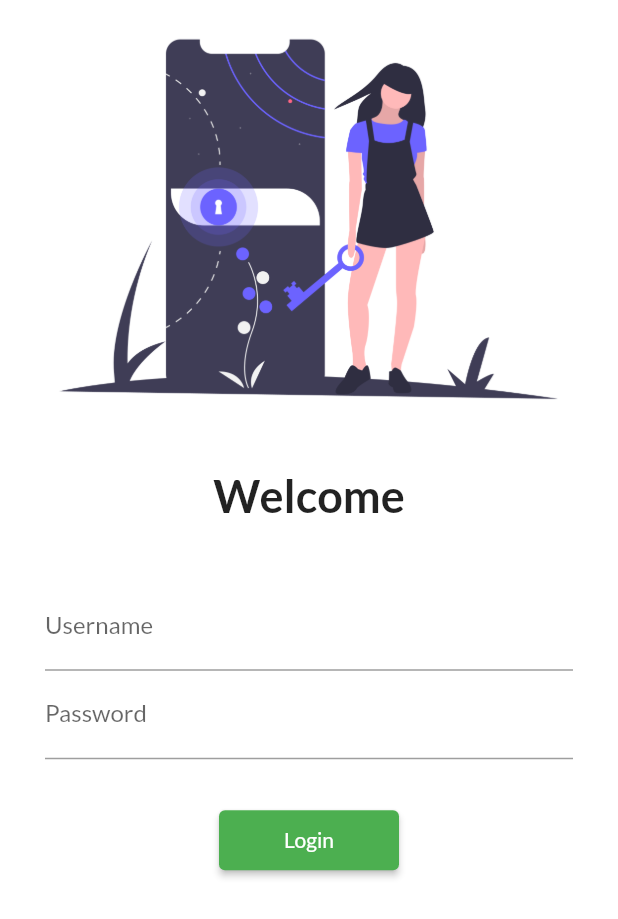
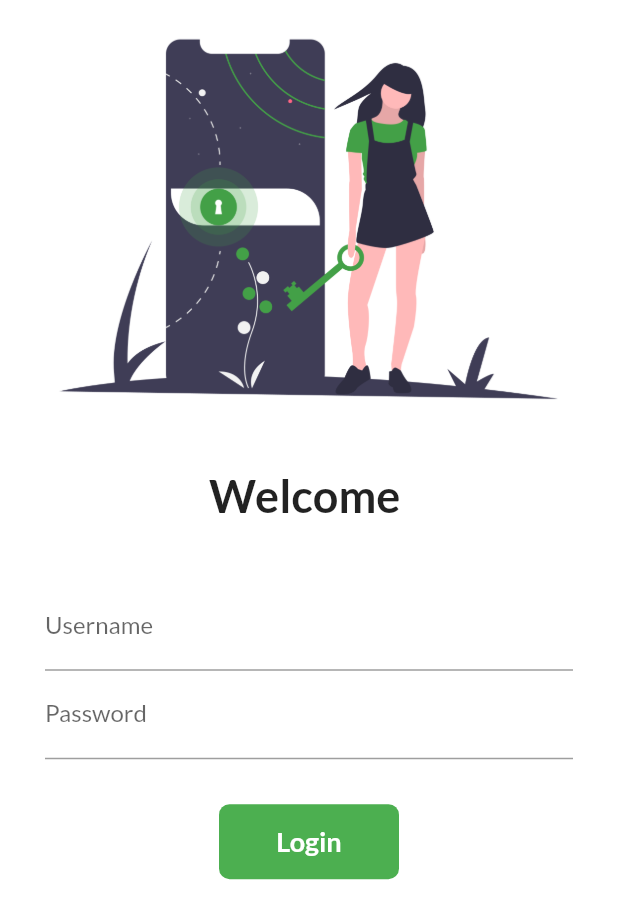
Before and after one commit to CBIPatel-Git/MyDemoApp, a Flutter app: the screen it shows after launch, on a phone screen of 412 x 824 dp. Shown: the top 919 px of the screen. Run offline on Flutter 3.47's test engine with Material 2 defaults, Android fonts, the phone set to English and light mode, and no system bars; our stand-ins replace google_fonts.

Commit message:
Flutter Demo App Commit

```diff
--- a/lib/Pages/login_page.dart
+++ b/lib/Pages/login_page.dart
@@ -1,14 +1,41 @@
+import 'dart:async';
+import 'dart:math';
+
 import 'package:flutter/material.dart';
 import 'package:flutter_course_practise/utils/myrouts.dart';
 
-class LoginPage extends StatelessWidget {
+class LoginPage extends StatefulWidget {
   const LoginPage({Key? key}) : super(key: key);
+
+  @override
+  State<LoginPage> createState() => _LoginPageState();
+}
+
+class _LoginPageState extends State<LoginPage> {
+  String name = '';
+  bool changeBool = false;
+  final _formKey = GlobalKey<FormState>();
+
+  moveToHome(BuildContext context) async {
+    if (_formKey.currentState!.validate()) {
+      setState(() {
+        changeBool = true;
+      });
+      await Future.delayed(Duration(seconds: 1));
+      await Navigator.pushNamed(context, MyRoutes.homeRoute);
+      setState(() {
+        changeBool = false;
+      });
+    }
+  }
 
   @override
   Widget build(BuildContext context) {
     return Material(
         color: Colors.white,
         child: SingleChildScrollView(
+          child: Form(
+            key: _formKey,
             child: Column(
               children: [
                 Image.asset(
@@ -19,7 +46,7 @@ class LoginPage extends StatelessWidget {
                   height: 20,
                 ),
                 Text(
-                'Welcome',
+                  'Welcome $name',
                   style: TextStyle(
                     fontSize: 30,
                     fontWeight: FontWeight.bold,
@@ -37,6 +64,17 @@ class LoginPage extends StatelessWidget {
                           hintText: 'Enter UserName',
                           labelText: 'Username',
                         ),
+                        validator: (value) {
+                          if (value!.isEmpty) {
+                            return 'Username can\'t be empty';
+                          }
+                          return null;
+                        },
+                        onChanged: (value) {
+                          setState(() {
+                            name = value;
+                          });
+                        },
                       ),
                       TextFormField(
                         obscureText: true,
@@ -44,25 +82,50 @@ class LoginPage extends StatelessWidget {
                           hintText: 'Enter Password',
                           labelText: 'Password',
                         ),
+                        validator: (value) {
+                          if (value!.isEmpty) {
+                            return 'Password can\'t be empty';
+                          } else if (value.length < 6) {
+                            return 'password length should be at least 6';
+                          }
+                          return null;
+                        },
                       ),
                       SizedBox(
                         height: 30,
                       ),
-                    ElevatedButton(
-                      onPressed: () {
-                        Navigator.pushNamed(context, MyRoutes.homeRoute);
-                      },
-                      child: Text(
+                      Material(
+                        color: Colors.green,
+                        borderRadius:
+                            BorderRadius.circular(changeBool ? 50 : 7),
+                        child: InkWell(
+                          onTap: () => moveToHome(context),
+                          child: AnimatedContainer(
+                            duration: Duration(seconds: 1),
+                            width: changeBool ? 50 : 120,
+                            height: 50,
+                            alignment: Alignment.center,
+                            child: changeBool
+                                ? Icon(
+                                    Icons.done,
+                                    color: Colors.white,
+                                  )
+                                : Text(
                                     'Login',
+                                    style: TextStyle(
+                                        color: Colors.white,
+                                        fontWeight: FontWeight.bold,
+                                        fontSize: 18),
                                   ),
-                      style: TextButton.styleFrom(
-                          minimumSize: const Size(120, 40)),
                           ),
+                        ),
+                      )
                     ],
                   ),
                 )
               ],
             ),
+          ),
         ));
   }
 }
```
Also changed, not shown: assets/images/login_image.png. Lines whose indentation alone changed are shown as unchanged.
